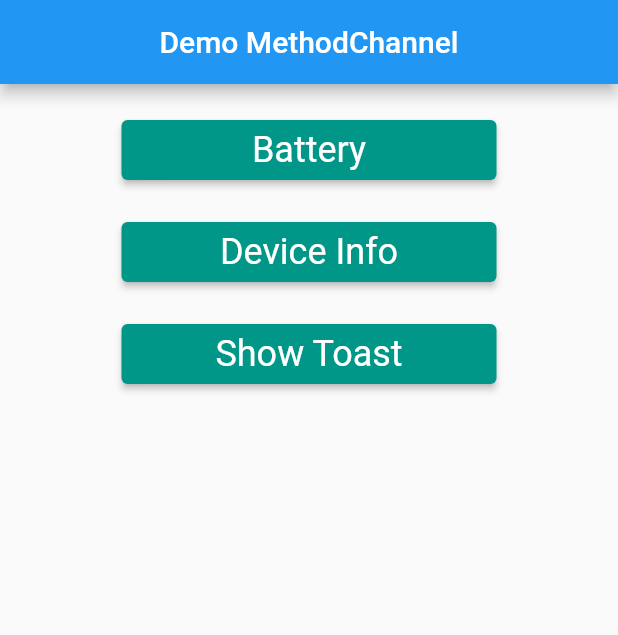
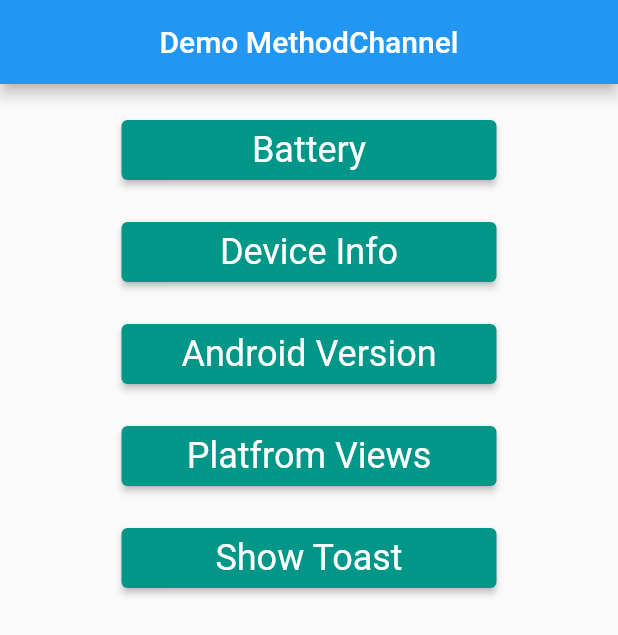
Before and after one commit to danganhphu/platform-flutter, a Flutter app: the screen it shows after launch, on a phone screen of 412 x 824 dp. Shown: the top 635 px of the screen. Run offline on Flutter 3.47's test engine with Material 2 defaults, Android fonts, the phone set to English and light mode, and no system bars; our stand-ins replace fluttertoast.

Commit message:
update UI flutter

```diff
--- a/platform_flutter/lib/channel/channels.dart
+++ b/platform_flutter/lib/channel/channels.dart
@@ -1,3 +1,4 @@
 export 'package:platform_flutter/channel/show_toast.dart';
 export 'package:platform_flutter/channel/battery.dart';
 export 'package:platform_flutter/channel/device_info.dart';
+export 'package:platform_flutter/channel/version_device.dart';
--- a/platform_flutter/lib/my_routes/my_routes.dart
+++ b/platform_flutter/lib/my_routes/my_routes.dart
@@ -1,5 +1,6 @@
 import 'package:flutter/material.dart';
 import 'package:platform_flutter/channel/channels.dart';
+import 'package:platform_flutter/platform_views/platform_views.dart';
 
 class MyHomepage extends StatelessWidget {
   const MyHomepage({Key? key}) : super(key: key);
@@ -34,6 +35,10 @@ class MyHomepage extends StatelessWidget {
             buildPadding(),
             builButton(context, title: "Device Info", description: const MyDeviceInfo()),
             buildPadding(),
+            builButton(context, title: "Android Version", description: const MyVersionDevice()),
+            buildPadding(),
+            builButton(context, title: "Platfrom Views", description: const NativeView()),
+            buildPadding(),
             builButton(context, title: "Show Toast", description: const MyShowToast()),
             buildPadding()
           ],
```
